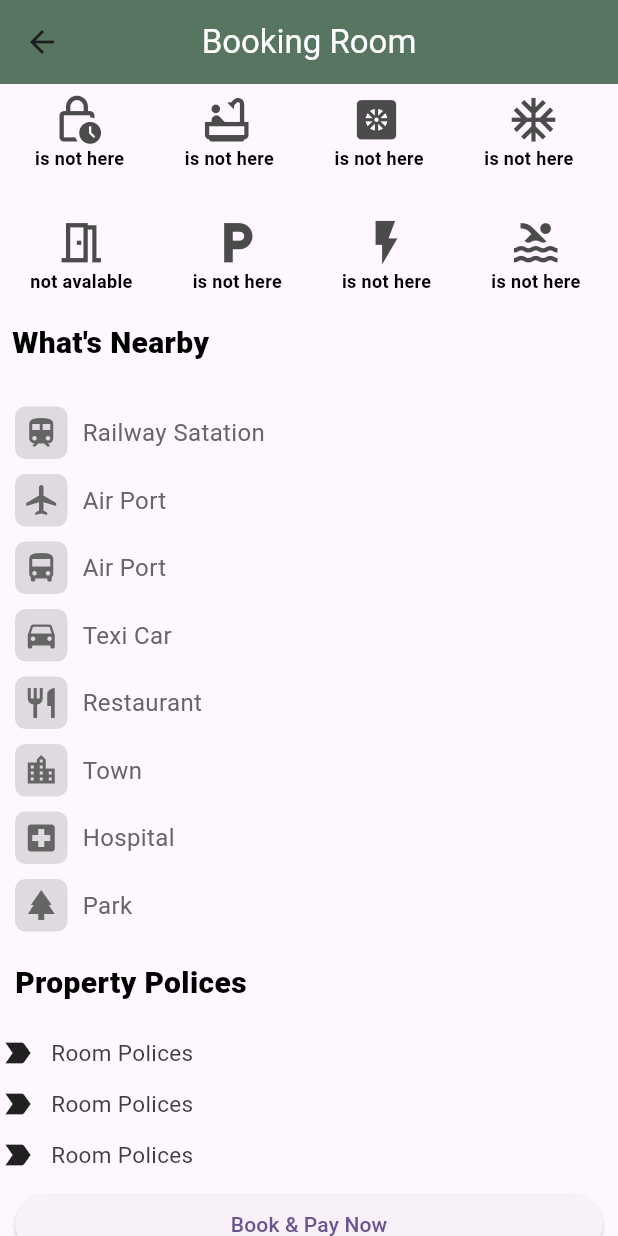
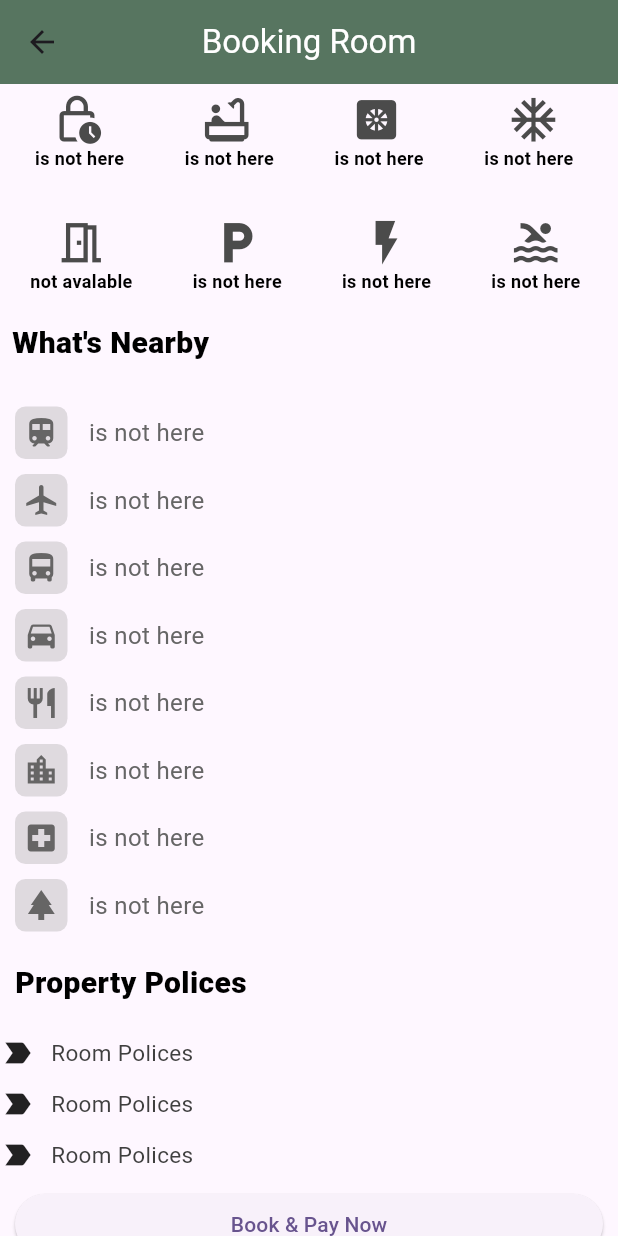
Before and after one commit to razakrazu/spent_Time_User, a Flutter app: the RoomDetailScreen screen opened directly with empty values, scrolled down 576 dp, on a phone screen of 412 x 824 dp. Run offline on Flutter 3.47's test engine with Material 3 defaults, Android fonts, the phone set to English and light mode, and no system bars; our stand-ins replace cached_network_image, cloud_firestore, firebase_auth, firebase_core, fluttertoast, get and 3 more; missing offline and left inert: razorpay_flutter; accounts and stored records are empty.

Commit message:
add nearby itams

```diff
--- a/lib/view/booking_screen/room_details_screen.dart
+++ b/lib/view/booking_screen/room_details_screen.dart
@@ -245,26 +245,26 @@ class RoomDetailScreen extends StatelessWidget {
               ),
             ),
             height20,
-const Padding(
+ Padding(
               padding:  EdgeInsets.only(left: 10),
               child: Column(
                 crossAxisAlignment: CrossAxisAlignment.start,
                 children: [
-             NearByItemsWidgets(icons: Icons.train_rounded, label: 'Railway Satation',),
+             NearByItemsWidgets(icons: Icons.train_rounded, label:' ${data['railwayStation']==true?'Railway Satation':'is not here'}',),
              height10,
-           NearByItemsWidgets(icons: Icons.airplanemode_active_sharp, label: 'Air Port',),
+           NearByItemsWidgets(icons: Icons.airplanemode_active_sharp, label: ' ${data['airport']==true?'Air Port':'is not here'}',),
              height10,
-            NearByItemsWidgets(icons: Icons.directions_bus, label: 'Air Port',),
+            NearByItemsWidgets(icons: Icons.directions_bus, label: ' ${data['busStant']==true?'Bus Stant':'is not here'}',),
               height10,
-             NearByItemsWidgets(icons: Icons.directions_car, label: 'Texi Car',),
+             NearByItemsWidgets(icons: Icons.directions_car, label:' ${data['texiStation']==true?'Texi Stant':'is not here'}',),
               height10,
-             NearByItemsWidgets(icons: Icons.restaurant, label: 'Restaurant',),
+             NearByItemsWidgets(icons: Icons.restaurant, label:' ${data['restorent']==true?'Resroren':'is not here'}',),
               height10,
-            NearByItemsWidgets(icons: Icons.location_city, label: 'Town',),
+            NearByItemsWidgets(icons: Icons.location_city, label:' ${data['town']==true?'Town':'is not here'}',),
                height10,
-               NearByItemsWidgets(icons: Icons.local_hospital, label: 'Hospital',),
+               NearByItemsWidgets(icons: Icons.local_hospital, label: ' ${data['hospital']==true?'Hospital':'is not here'}',),
                 height10,
-              NearByItemsWidgets(icons: Icons.park, label: 'Park',),
+              NearByItemsWidgets(icons: Icons.park, label:' ${data['park']==true?'Park':'is not here'}',),
 
 
 
--- a/lib/view/booking_screen/widgets/nearby_items_widgets.dart
+++ b/lib/view/booking_screen/widgets/nearby_items_widgets.dart
@@ -8,6 +8,7 @@ class NearByItemsWidgets extends StatelessWidget {
   });
 final IconData icons;
 final String label;
+
 
   @override
   Widget build(BuildContext context) {
```
